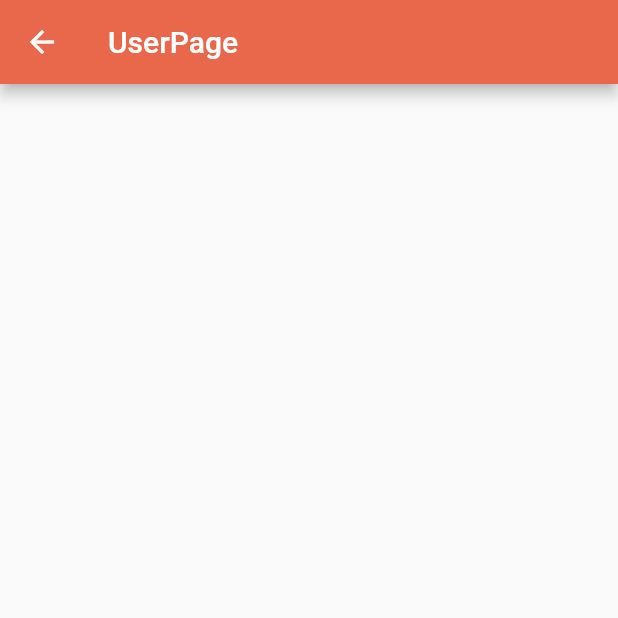
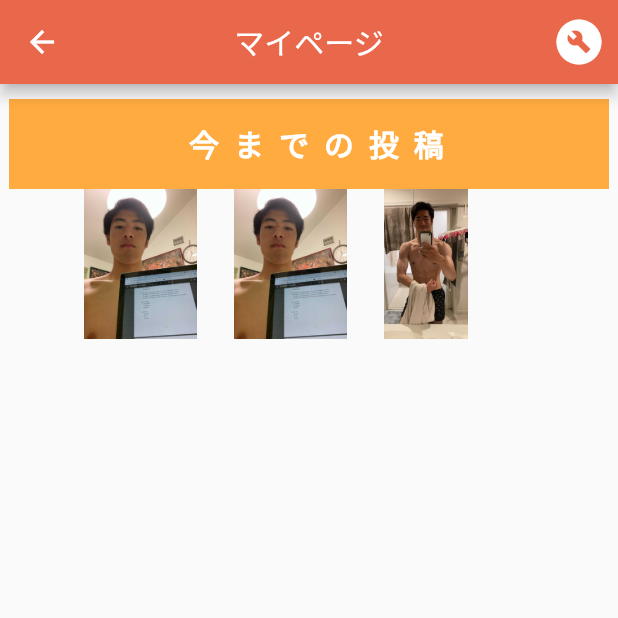
Before and after one commit to oonyaTeam/memory_share, a Flutter app: the UserPage screen opened directly, on a phone screen of 412 x 824 dp, the top half of it. Run offline on Flutter 3.47's test engine with Material 2 defaults, Android fonts, the phone set to English and light mode, and no system bars; our stand-ins replace geolocator, google_maps_flutter, image_picker; missing offline and left inert: arcore_flutter_plugin, flutter_config.

Commit message:
マイページ(user_page)で今までの投稿の表示。 (ただし写真を貼り付けただけ) appbarにセッティングページに遷移するボタンを追加した。

```diff
--- /dev/null
+++ b/lib/pages/setting_page.dart
@@ -0,0 +1,24 @@
+import 'package:flutter/material.dart';
+
+class SettingPage extends StatelessWidget {
+  @override
+  Widget build(BuildContext context) {
+    return Scaffold(
+      appBar: AppBar(
+        centerTitle: true,
+        title: Text("SettingPage"),
+      ),
+      body: Column(
+        children: [
+          Container(
+              child:IconButton(
+                  icon: Icon(Icons.build_circle),
+                  iconSize: 36,
+                  onPressed: () {}
+              ),
+          ),
+        ],
+      ),
+    );
+  }
+}
--- a/lib/pages/sub_episode_page.dart
+++ b/lib/pages/sub_episode_page.dart
@@ -1,5 +1,4 @@
 import 'dart:io';
-
 import 'package:flutter/cupertino.dart';
 import 'package:flutter/material.dart';
 import 'package:image_picker/image_picker.dart';
--- a/lib/pages/user_page.dart
+++ b/lib/pages/user_page.dart
@@ -1,13 +1,78 @@
 import 'package:flutter/material.dart';
+import 'package:memory_share/pages/setting_page.dart';
+
 
 class UserPage extends StatelessWidget {
   @override
   Widget build(BuildContext context) {
     return Scaffold(
       appBar: AppBar(
-        title: Text("UserPage"),
+        centerTitle: true,
+        title: Text("マイページ"),
+        actions: <Widget>[
+          IconButton(
+            icon: Icon(Icons.build_circle),
+            iconSize: 36,
+            onPressed: () {Navigator.push(context, MaterialPageRoute(builder: (context) => SettingPage()));}
+            ),
+        ],
       ),
-      body: Container(
+      body: Column(
+        children: [
+          Align(
+              alignment: Alignment.topCenter,
+            child: Column(
+              children: [
+                Container(
+                  margin: EdgeInsets.only(top: 10),
+                  alignment: Alignment.center,
+                  height: 60,
+                  width: 400,
+                  color: Colors.orangeAccent,
+                  child:
+                  Text(
+                    "  今  ま  で  の  投  稿  ",
+                    textAlign: TextAlign.center,
+                    style: TextStyle(
+                        fontSize: 20,
+                        fontWeight: FontWeight.bold,
+                        color: Colors.white,
+                    ) ,
+                  ),
+                ),
+              ],
+            ),
+          ),
+          Row(
+            mainAxisAlignment: MainAxisAlignment.center,
+            children: [
+              SizedBox(
+                height: 100,
+                width: 100,
+                child: Align(
+                  alignment: Alignment.topLeft,
+                  child: Image.asset('assets/hukura.jpg'),
+                ),
+              ),
+              SizedBox(
+                height: 100,
+                width: 100,
+                child: Align(
+                  alignment: Alignment.topLeft,
+                  child: Image.asset('assets/hukura.jpg'),
+                ),
+              ),
+              SizedBox(
+                height: 100,
+                width: 100,
+                child: Align(
+                  alignment: Alignment.topLeft,
+                  child: Image.asset('assets/muscle.jpg'),
+                ),
+              ),
+            ],
+          ),
+        ],
       ),
     );
   }
```
Also changed, not shown: assets/muscle.jpg (added), pubspec.lock.
